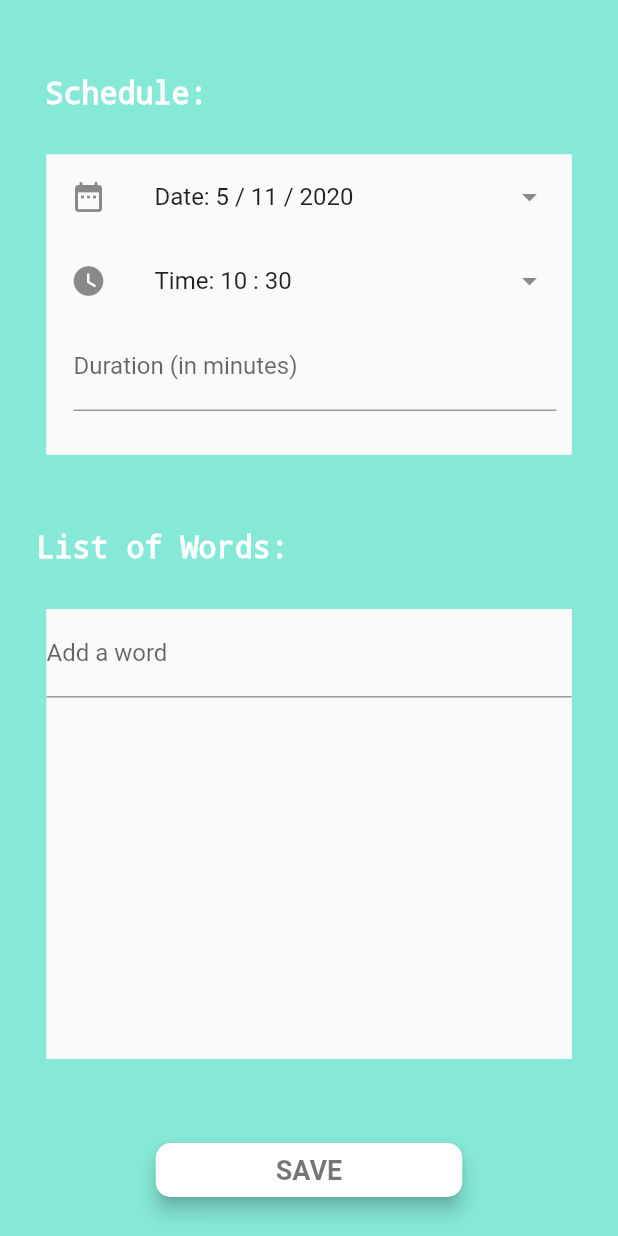
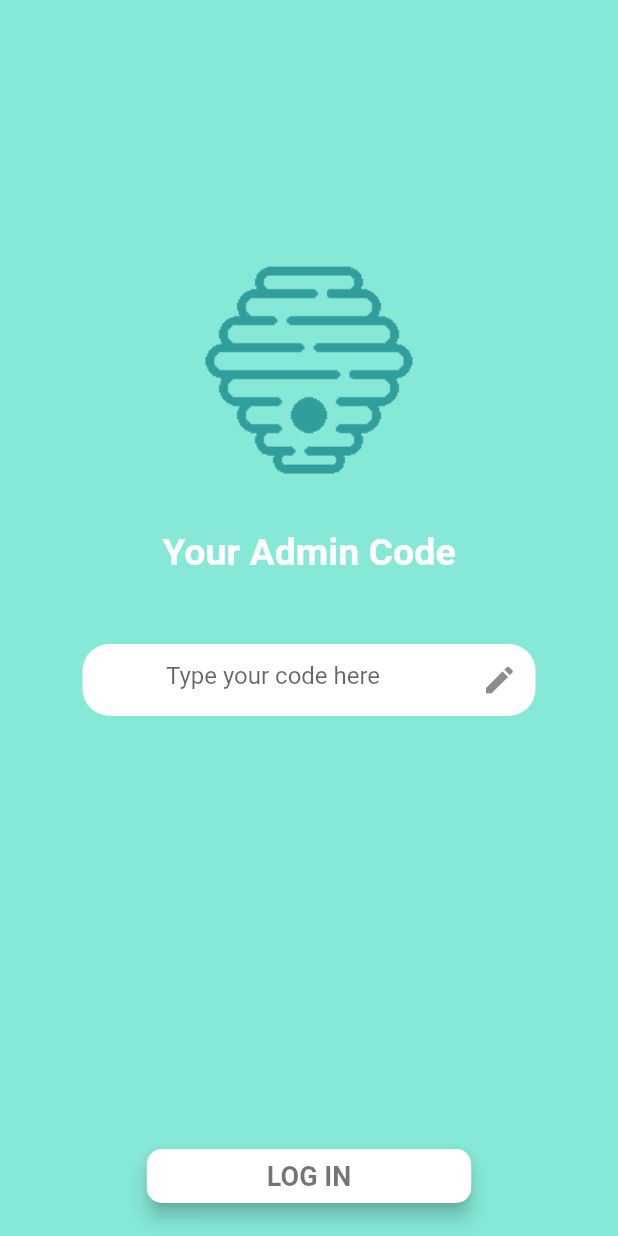
Before and after one commit to edurbrito/guess-it, a Flutter app: the screen it shows after launch, after a tap on "Enter as Admin", on a phone screen of 412 x 824 dp. Run offline on Flutter 3.47's test engine with Material 2 defaults, Android fonts, the phone set to English and light mode, and no system bars.

Commit message:
Merge branch 'admin-code' into user-story-1

```diff
--- a/guess-it/guess_it_app/lib/routes.dart
+++ b/guess-it/guess_it_app/lib/routes.dart
@@ -5,5 +5,6 @@ import 'screens/admin-panel-page/admin-panel-page.dart';
 
 final Map<String, WidgetBuilder> routes = <String, WidgetBuilder>{
   "/": (BuildContext context) => LandingPanel(),
-  "/ExScreen2": (BuildContext context) => AdminPanel(),
+  "/AdminCode": (BuildContext context) => AdminCode(),
+  "/AdminPanel": (BuildContext context) => AdminPanel(),
 };
--- a/guess-it/guess_it_app/lib/screens/admin-code-page/admin-code-page.dart
+++ b/guess-it/guess_it_app/lib/screens/admin-code-page/admin-code-page.dart
@@ -1,10 +1,80 @@
-import 'package:flutter/cupertino.dart';
+import 'package:flutter/material.dart';
+import 'package:flutter/rendering.dart';
+import 'package:guess_it_app/screens/admin-panel-page/admin-panel-page.dart';
 
-class AdminCode extends StatefulWidget {
+class AdminCode extends StatelessWidget {
   @override
-  State<StatefulWidget> createState() {
-    // TODO: implement createState
-    throw UnimplementedError();
+  Widget build(BuildContext context) {
+    return Scaffold(
+      backgroundColor: Color.fromRGBO(134, 232, 214, 1.0),
+      body: OverallMenu(),
+      floatingActionButton: Container(
+        child: RaisedButton(
+          color: Colors.white,
+          textColor: Colors.black54,
+          padding: EdgeInsets.fromLTRB(80, 0, 80, 0),
+          shape: RoundedRectangleBorder(
+              borderRadius: BorderRadius.circular(10.0)),
+          elevation: 5,
+          colorBrightness: Brightness.dark,
+          onPressed: () {
+            Navigator.push(
+              context,
+              MaterialPageRoute(builder: (context) => AdminPanel()),
+            );
+          },
+          child: Text(
+            "LOG IN",
+            style: TextStyle(fontSize: 18.0, fontWeight: FontWeight.bold),
+          ),
+        )
+      ),
+      floatingActionButtonLocation: FloatingActionButtonLocation.centerFloat,
+      resizeToAvoidBottomPadding: false,
+    );
   }
+}
 
+class OverallMenu extends StatelessWidget{
+  @override
+  Widget build(BuildContext context) {
+    var _code;
+    return Container(
+      margin: EdgeInsets.fromLTRB(40.0, 140.0, 40.0, 300.0),
+      child: Column(
+        mainAxisAlignment: MainAxisAlignment.spaceEvenly,
+        crossAxisAlignment: CrossAxisAlignment.center,
+        children: <Widget>[
+          Image(
+            image: AssetImage('images/logo.jpg'),
+          ),
+          Text(
+            'Your Admin Code',
+            style: TextStyle(
+                fontWeight: FontWeight.bold,
+                fontSize: 25.0,
+                color: Colors.white
+            ),
+          ),
+          Container(
+            margin: const EdgeInsets.all(15.0),
+            decoration: BoxDecoration(
+              color: Colors.white,
+              borderRadius: BorderRadius.all(Radius.circular(18.0)),
+            ),
+            child: TextField(
+              obscureText: true,
+              textAlign: TextAlign.center,
+              controller: _code,
+              decoration: InputDecoration(
+                border: InputBorder.none,
+                hintText: 'Type your code here',
+                suffixIcon: Icon(Icons.edit),
+              ),
+            ),
+          ),
+        ],
+      ),
+    );
+  }
 }
--- a/guess-it/guess_it_app/lib/screens/admin-panel-page/admin-panel-page.dart
+++ b/guess-it/guess_it_app/lib/screens/admin-panel-page/admin-panel-page.dart
@@ -36,17 +36,18 @@ class _AdminPanelState extends State<AdminPanel> {
             child: Text(
               'Schedule:',
               style: TextStyle(
-                fontSize: 20,
+                fontWeight: FontWeight.bold,
+                fontSize: 25,
                 color: Colors.white,
                 decoration: TextDecoration.none,
               ),
             ),
           ),
-          SizedBox(height: 30),
+          SizedBox(height: 20),
           Container(
             color: Colors.white,
             width: 350.0,
-            height: 200.0,
+            height: 190.0,
             child: Scaffold(
               resizeToAvoidBottomInset: false,
               body: SingleChildScrollView(
@@ -72,6 +73,7 @@ class _AdminPanelState extends State<AdminPanel> {
                           controller: _duration,
                           keyboardType: TextInputType.number,
                           decoration: InputDecoration(
+                            border: InputBorder.none,
                             labelText: "Duration (in minutes)",
                           ),
                         )),
@@ -82,29 +84,31 @@ class _AdminPanelState extends State<AdminPanel> {
           ),
           SizedBox(height: 50),
           Container(
-            alignment: Alignment(-0.8, 0),
+            alignment: Alignment(-0.75, 0),
             child: Text(
               'List of Words:',
               style: TextStyle(
-                fontSize: 20,
+                fontSize: 25,
+                fontWeight: FontWeight.bold,
                 color: Colors.white,
                 decoration: TextDecoration.none,
               ),
             ),
           ),
-          SizedBox(height: 30),
+          SizedBox(height: 20),
           Container(
               color: Colors.white,
-              height: 300.0,
+              height: 250.0,
               width: 350.0,
               child: Scaffold(
                 resizeToAvoidBottomInset: false,
-                body: new Column(
+                body: Column(
                   children: <Widget>[
-                    new TextField(
+                    TextField(
                       controller: eCtrl,
+                      textAlign: TextAlign.center,
                       decoration: InputDecoration(
-                        labelText: "Add a word",
+                        hintText: "Add a word",
                       ),
                       onSubmitted: (text) {
                         litems.add(text);
@@ -138,7 +142,7 @@ class _AdminPanelState extends State<AdminPanel> {
                 )
               )
           ),
-          SizedBox(height: 50),
+          SizedBox(height: 30),
           RaisedButton(
             color: Colors.white,
             textColor: Colors.black54,
--- a/guess-it/guess_it_app/lib/screens/landing-page/landing-page.dart
+++ b/guess-it/guess_it_app/lib/screens/landing-page/landing-page.dart
@@ -1,5 +1,6 @@
 import 'package:flutter/cupertino.dart';
 import 'package:flutter/material.dart';
+import 'package:guess_it_app/screens/admin-code-page/admin-code-page.dart';
 import 'package:guess_it_app/screens/admin-panel-page/admin-panel-page.dart';
 
 class LandingPanel extends StatelessWidget {
@@ -54,7 +55,7 @@ class LandingPanel extends StatelessWidget {
                 onPressed: () {
                   Navigator.push(
                     context,
-                    MaterialPageRoute(builder: (context) => AdminPanel()),
+                    MaterialPageRoute(builder: (context) => AdminCode()),
                   );
                 },
                 child: Text(
```
